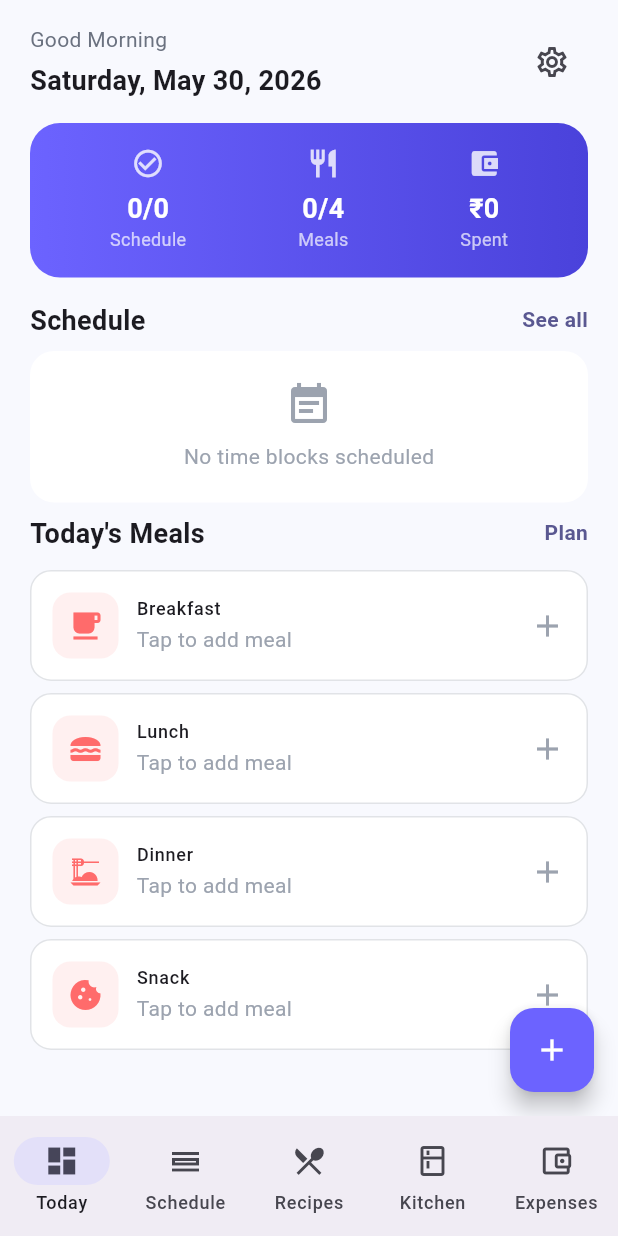
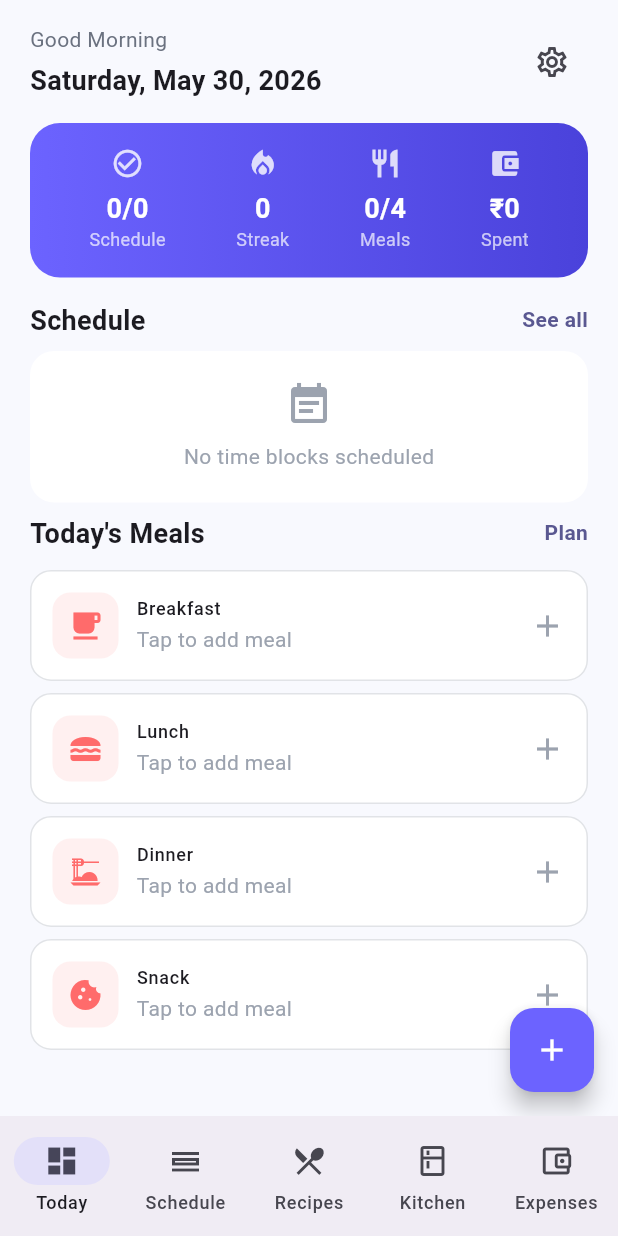
Before and after one commit to Srinidhi644/Flowora, a Flutter app: the DashboardScreen screen opened by its route, on a phone screen of 412 x 824 dp. Run offline on Flutter 3.47's test engine with Material 3 defaults, Android fonts, the phone set to English and light mode, and no system bars; our stand-ins replace flutter_local_notifications, flutter_riverpod, go_router, hive_flutter, shared_preferences; accounts and stored records are empty; network calls fail; Roboto replaces fonts that are missing (Poppins).

Commit message:
feat: streak counter based on schedule completion
Shows consecutive days where ALL schedule blocks were completed.
- Today counts if all blocks are done
- Resets to 0 if any day has incomplete blocks
- Displayed as fire icon on dashboard stats card

Co-Authored-By: Claude Opus 4.6 (1M context) <noreply@anthropic.com>

```diff
--- a/lib/providers/time_block_provider.dart
+++ b/lib/providers/time_block_provider.dart
@@ -124,3 +124,51 @@ final todayBlocksProvider = Provider<List<TimeBlock>>((ref) {
       return aStart.compareTo(bStart);
     });
 });
+
+/// Streak: count consecutive days (ending yesterday or today) where
+/// ALL blocks for that day were completed. If today has blocks and
+/// all are done, today counts. If not all done yet, streak counts
+/// up to yesterday.
+final streakProvider = Provider<int>((ref) {
+  final blocks = ref.watch(timeBlockProvider);
+  if (blocks.isEmpty) return 0;
+
+  final now = DateTime.now();
+  int streak = 0;
+
+  // Check today first
+  final todayBlocks = blocks.where(
+    (b) => AppDateUtils.isSameDay(b.date, now),
+  ).toList();
+
+  bool todayCounts = todayBlocks.isNotEmpty &&
+      todayBlocks.every((b) => b.isComplete);
+
+  // Start checking from today (if all done) or yesterday
+  var checkDate = todayCounts
+      ? AppDateUtils.startOfDay(now)
+      : AppDateUtils.startOfDay(now).subtract(const Duration(days: 1));
+
+  if (todayCounts) streak = 1;
+
+  // Walk backwards
+  for (int i = 0; i < 365; i++) {
+    if (todayCounts && i == 0) {
+      checkDate = checkDate.subtract(const Duration(days: 1));
+      continue;
+    }
+
+    final dayBlocks = blocks.where(
+      (b) => AppDateUtils.isSameDay(b.date, checkDate),
+    ).toList();
+
+    if (dayBlocks.isEmpty || !dayBlocks.every((b) => b.isComplete)) {
+      break;
+    }
+
+    streak++;
+    checkDate = checkDate.subtract(const Duration(days: 1));
+  }
+
+  return streak;
+});
--- a/lib/screens/dashboard/dashboard_screen.dart
+++ b/lib/screens/dashboard/dashboard_screen.dart
@@ -54,6 +54,7 @@ class _DashboardScreenState extends ConsumerState<DashboardScreen>
     final recipes = ref.watch(recipeProvider);
     final todaySpent = ref.watch(todayExpensesProvider);
     final completedBlocks = todayBlocks.where((b) => b.isComplete).length;
+    final streak = ref.watch(streakProvider);
 
     return Scaffold(
       body: SafeArea(
@@ -113,6 +114,11 @@ class _DashboardScreenState extends ConsumerState<DashboardScreen>
                       label: 'Schedule',
                       value: '$completedBlocks/${todayBlocks.length}',
                       icon: Icons.check_circle_outline,
+                    ),
+                    _StatItem(
+                      label: 'Streak',
+                      value: '$streak',
+                      icon: Icons.local_fire_department,
                     ),
                     _StatItem(
                       label: 'Meals',
```
